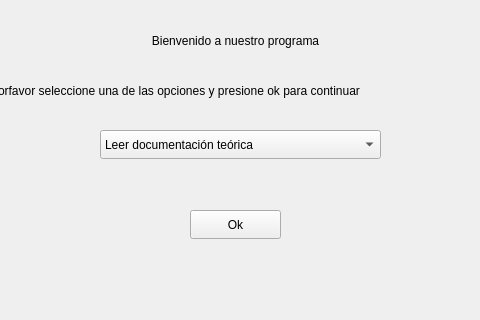
First picture: the form in aplicacion/Tarea2_electronica/main_window.ui, repository jacobbonilla21/electronica, before the edit; both pictures show x 200 to 680 and y 0 to 320 of the 800 by 600 pixel window.
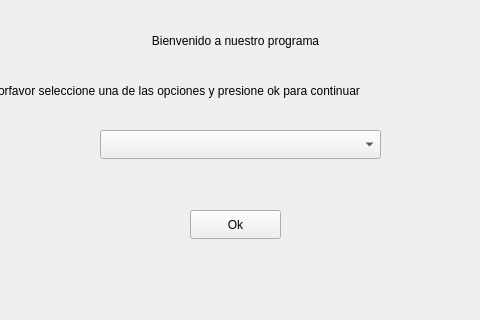
Second picture: the form after the edit.

Commit message: Reajuste de tamaños y comportamiento de ventanas y elementos

The edit to the form file:
```diff
--- a/aplicacion/Tarea2_electronica/main_window.ui
+++ b/aplicacion/Tarea2_electronica/main_window.ui
@@ -51,6 +51,20 @@
      <height>29</height>
     </rect>
    </property>
+   <property name="contextMenuPolicy">
+    <enum>Qt::ContextMenuPolicy::DefaultContextMenu</enum>
+   </property>
+   <property name="editable">
+    <bool>false</bool>
+   </property>
+   <property name="currentText">
+    <string/>
+   </property>
+   <item>
+    <property name="text">
+     <string/>
+    </property>
+   </item>
    <item>
     <property name="text">
      <string>Leer documentación teórica</string>
```
The commit also changes 4 other files.
